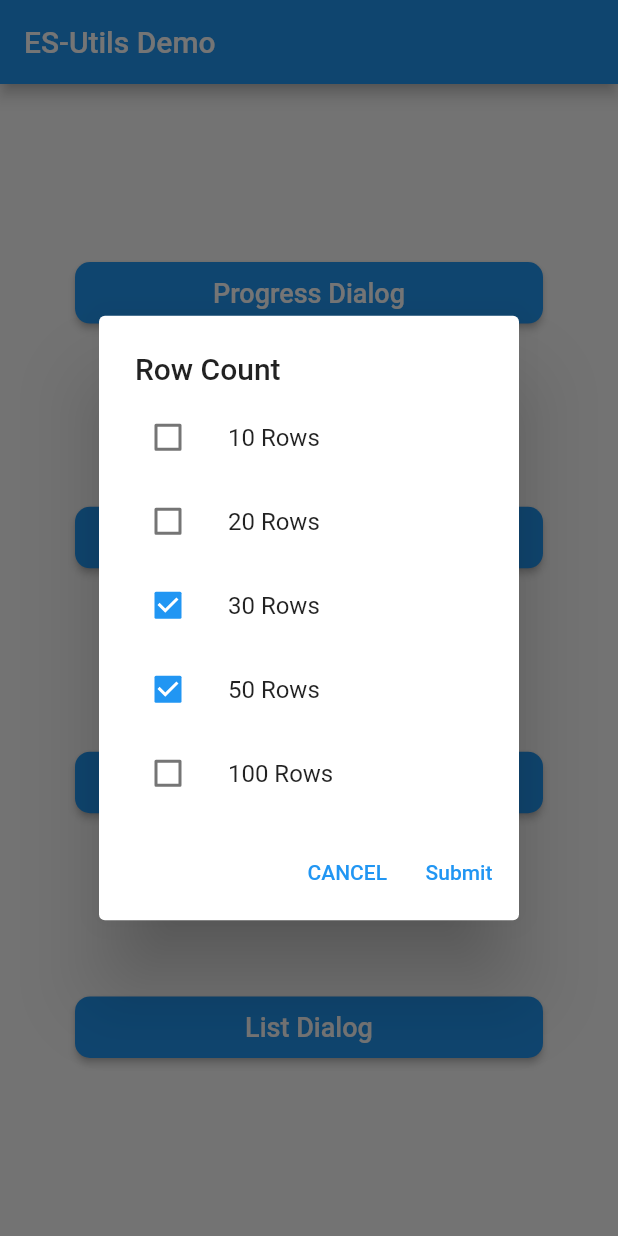
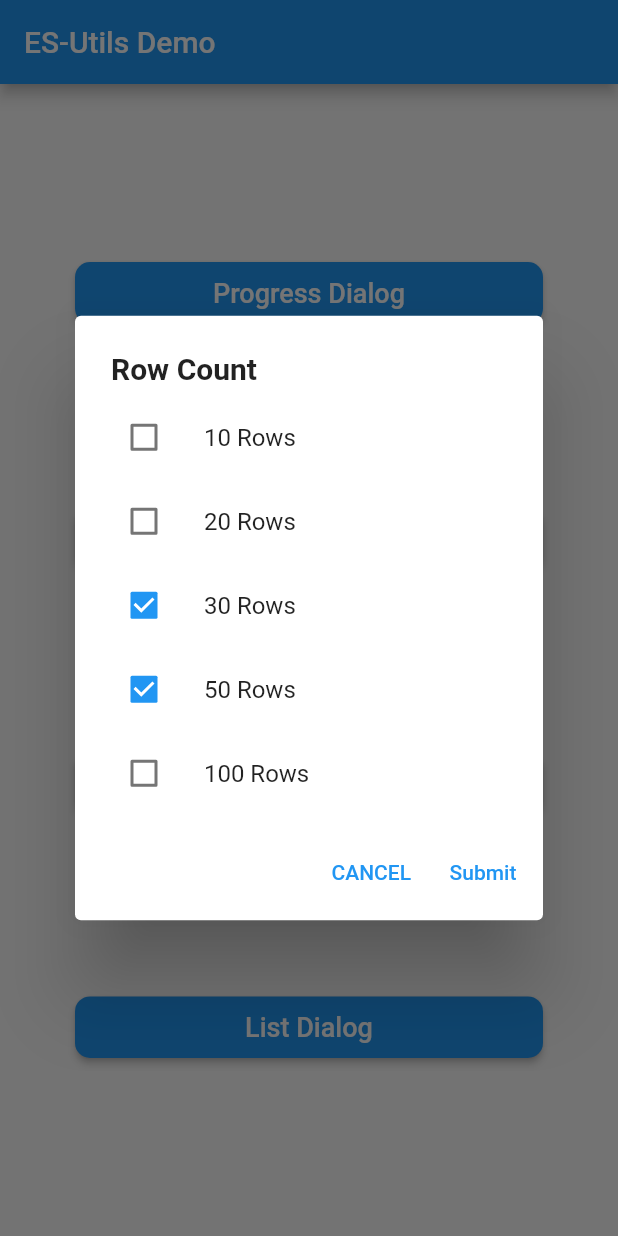
Before and after one commit to ajumalp/flutter_es_utils, a Flutter app: the screen it shows after launch, after a tap on "List Dialog", on a phone screen of 412 x 824 dp. Run offline on Flutter 3.47's test engine with Material 2 defaults, Android fonts, the phone set to English and light mode, and no system bars.

```diff
--- a/lib/es_messages.dart
+++ b/lib/es_messages.dart
@@ -77,20 +77,24 @@ class ESMessage {
     final List<bool> multiSelectValues = const [],
     final String okBtnText = 'Submit',
     final Function(List<bool>)? onSubmit,
-    bool barrierDismissible = false,
+    bool barrierDismissible = true,
     BoxConstraints constraints = const BoxConstraints(maxWidth: 850, maxHeight: 750),
   }) {
     final bool multiSelect = multiSelectValues.length == options.length;
 
     return showDialog(
       context: context,
+      barrierDismissible: barrierDismissible,
       builder: (_) {
         return StatefulBuilder(
           builder: (context, setState) {
             return AlertDialog(
               contentPadding: const EdgeInsets.all(6.0),
-              title: title == '' ? null : Text(title),
-              content: ListView.builder(
+              title: title == '' ? null : Text(title, style: TextStyle(fontWeight: FontWeight.bold)),
+              content: Container(
+                width: 300,
+                constraints: constraints,
+                child: ListView.builder(
                   shrinkWrap: true,
                   itemCount: options.length,
                   itemBuilder: (BuildContext context, int index) {
@@ -120,6 +124,7 @@ class ESMessage {
                       },
                     );
                   },
+                ),
               ),
               actions: () {
                 if (!multiSelect) return null;
```
Lines whose indentation alone changed are shown as unchanged.
